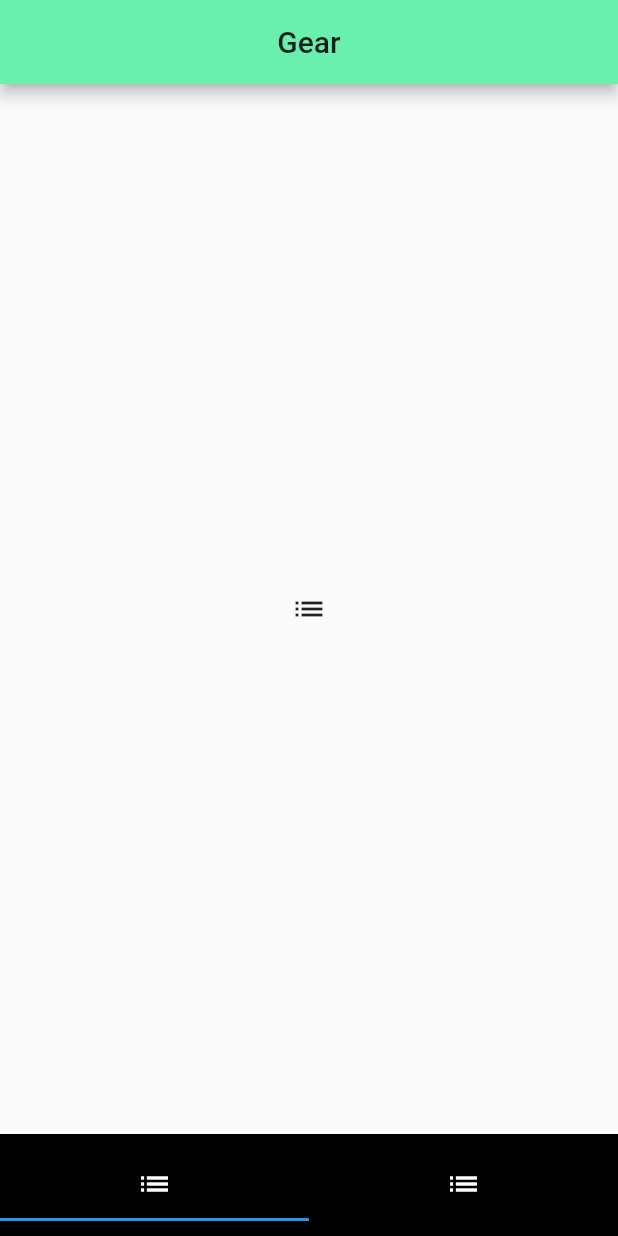
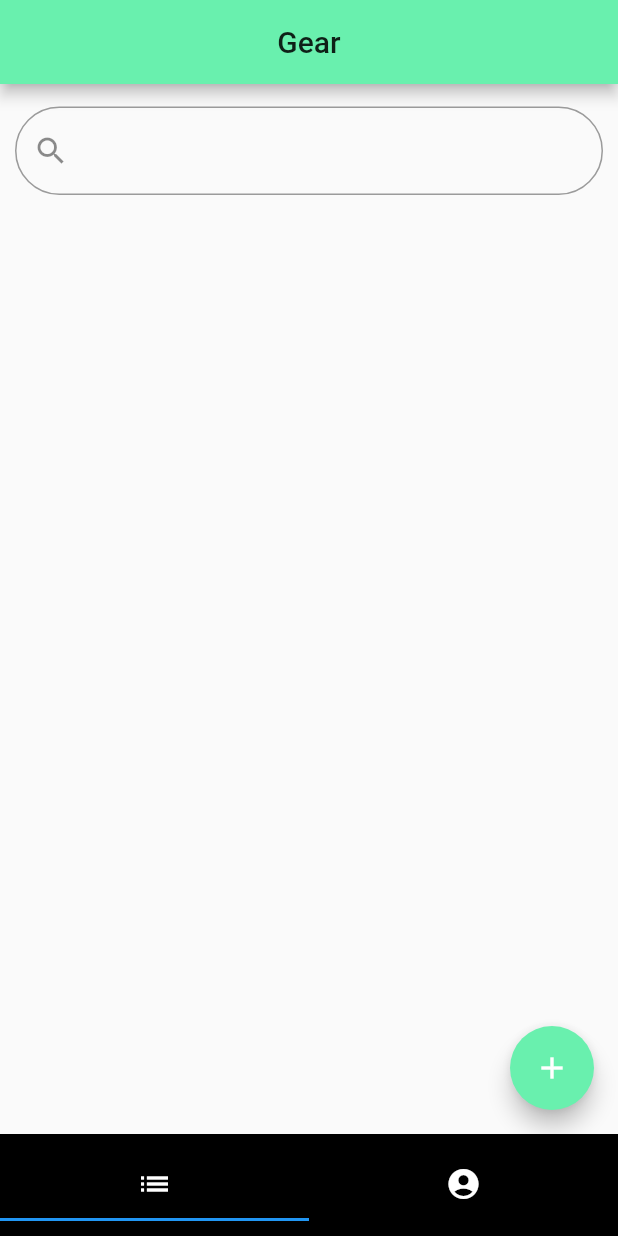
Before and after one commit to jessebelcourt/travel-gear-mobile, a Flutter app: the screen it shows after launch, on a phone screen of 412 x 824 dp. Run offline on Flutter 3.47's test engine with Material 2 defaults, Android fonts, the phone set to English and light mode, and no system bars.

Commit message:
Added account section.

```diff
--- a/lib/ui/views/gear_view.dart
+++ b/lib/ui/views/gear_view.dart
@@ -13,6 +13,14 @@ class _GearViewState extends State<GearView> {
     return DefaultTabController(
       length: 2,
       child: Scaffold(
+        floatingActionButton: FloatingActionButton(
+          backgroundColor: Colors.greenAccent,
+          child: Icon(
+            Icons.add,
+            color: Colors.white,
+          ),
+          onPressed: this._addGear,
+        ),
         bottomNavigationBar: Container(
           color: Colors.black,
           padding: EdgeInsets.symmetric(
@@ -20,20 +28,92 @@ class _GearViewState extends State<GearView> {
           ),
           child: _buildBottomTabBar(),
         ),
-        appBar: AppBar(
-          title: Container(
-            child: Row(
-              mainAxisAlignment: MainAxisAlignment.center,
-              children: <Widget>[
-                Text('Gear'),
-              ],
+        appBar: _buildAppBar(),
+        body: Container(
+          child: TabBarView(
+            children: <Widget>[
+              _buildGearListView(),
+              _buildAccountView(),
+            ],
+          ),
+        ),
+      ),
+    );
+  }
+
+  Container _buildAccountView() {
+    return Container(
+      child: ListView(
+        children: <Widget>[
+          Container(
+            child: Card(
+              shape: RoundedRectangleBorder(
+                borderRadius: BorderRadius.circular(
+                  30,
+                ),
+              ),
+              child: Column(
+                mainAxisSize: MainAxisSize.max,
+                children: <Widget>[
+                  Row(
+                    children: <Widget>[
+                      Expanded(
+                        child: Container(
+                          decoration: BoxDecoration(
+                            color: Colors.grey,
+                            borderRadius: BorderRadius.only(
+                              topLeft: Radius.circular(30),
+                              topRight: Radius.circular(30),
+                            ),
+                          ),
+                          height: 150,
+                          child: Icon(
+                            Icons.account_circle,
+                            size: 68,
+                          ),
+                        ),
+                      ),
+                    ],
+                  ),
+                  Container(
+                    child: Text('profile'),
+                  ),
+                ],
+              ),
             ),
           ),
-        ),
-        body: TabBarView(
+        ],
+      ),
+    );
+  }
+
+  Container _buildGearListView() {
+    return Container(
+      padding: EdgeInsets.symmetric(
+        horizontal: 10,
+        vertical: 15,
+      ),
+      child: ListView(
+        children: <Widget>[
+          TextField(
+            decoration: InputDecoration(
+              prefixIcon: Icon(Icons.search),
+              border:
+                  OutlineInputBorder(borderRadius: BorderRadius.circular(30)),
+            ),
+          ),
+        ],
+      ),
+    );
+  }
+
+  AppBar _buildAppBar() {
+    return AppBar(
+      title: Container(
+        child: Row(
+          mainAxisAlignment: MainAxisAlignment.center,
           children: <Widget>[
-            Icon(Icons.list),
-            Icon(Icons.list),
+            Text('Gear'),
           ],
         ),
       ),
@@ -51,11 +131,15 @@ class _GearViewState extends State<GearView> {
         ),
         Tab(
           icon: Icon(
-            Icons.list,
+            Icons.account_circle,
             color: Colors.white,
           ),
         ),
       ],
     );
   }
+
+  void _addGear() {
+    print('add gear.....');
+  }
 }
```
